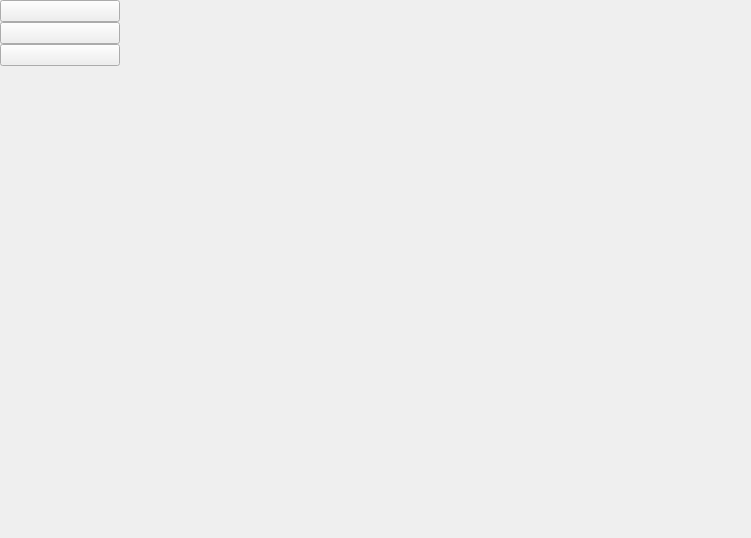
hzqgogogo/IntelligentGreenHouse, file frmdata.ui: the form before one commit.
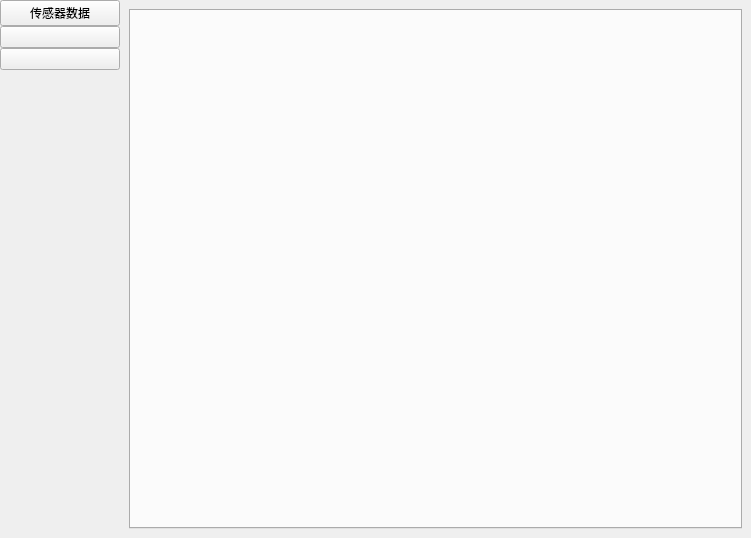
The form after the commit.

```diff
--- a/frmdata.ui
+++ b/frmdata.ui
@@ -44,7 +44,7 @@
       <item>
        <widget class="QPushButton" name="btnData">
         <property name="text">
-         <string/>
+         <string>传感器数据</string>
         </property>
         <property name="checkable">
          <bool>true</bool>
@@ -101,6 +101,17 @@
         <property name="currentIndex">
          <number>-1</number>
         </property>
+        <widget class="QWidget" name="page">
+         <layout class="QVBoxLayout" name="verticalLayout_3">
+          <item>
+           <widget class="QTabWidget" name="tabWidget">
+            <property name="currentIndex">
+             <number>-1</number>
+            </property>
+           </widget>
+          </item>
+         </layout>
+        </widget>
        </widget>
       </item>
      </layout>
```
Left out of the diff: 2 changed lines with no effect on the pictures.
